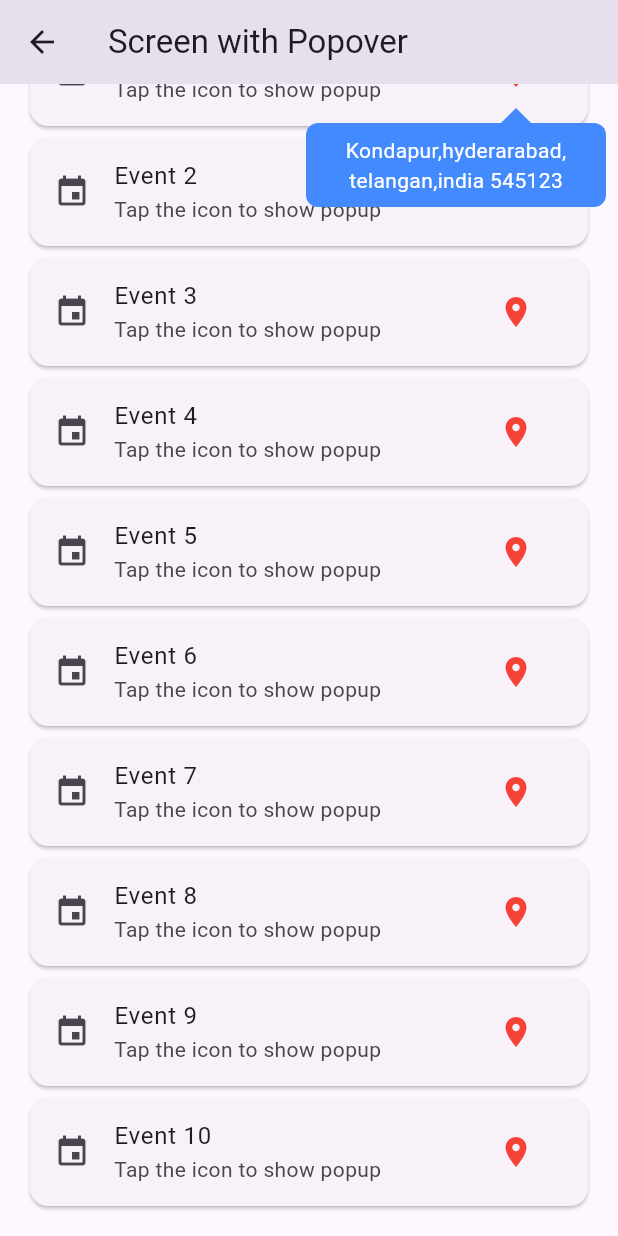
After one commit to Shridhar-student/improve, a Flutter app: the PopoverExample screen opened directly, scrolled down 64 dp, after a tap on the "location on" icon, on a phone screen of 412 x 824 dp. The commit adds this screen. Run offline on Flutter 3.47's test engine with Material 3 defaults, Android fonts, the phone set to English and light mode, and no system bars; our stand-ins replace popover.

Commit message:
feat: popOver,selectableText

```diff
--- /dev/null
+++ b/lib/widgets/popOver.dart
@@ -0,0 +1,93 @@
+import 'dart:async';
+
+import 'package:flutter/material.dart';
+import 'package:popover/popover.dart';
+
+class PopoverExample extends StatefulWidget {
+  const PopoverExample({super.key});
+
+  @override
+  State<PopoverExample> createState() => _PopoverExampleState();
+}
+
+class _PopoverExampleState extends State<PopoverExample> {
+  bool isOpened = false;
+  Timer? _closeTimer;
+  void _showTimedPopover(
+      BuildContext context, int closeAfterTimeInSec, bool? autoClose) {
+    _closeTimer?.cancel();
+    if (isOpened) {
+      Navigator.of(context, rootNavigator: true).pop();
+    }
+
+    setState(() {
+      isOpened = true;
+    });
+
+    showPopover(
+      backgroundColor: Colors.blueAccent,
+      context: context,
+      bodyBuilder: (context) => const Padding(
+        padding: EdgeInsets.all(8.0),
+        child: Column(
+          mainAxisSize: MainAxisSize.min,
+          children: [
+            Text(
+              'Kondapur,hyderarabad,',
+              style: TextStyle(color: Colors.white),
+            ),
+            Text(
+              'telangan,india 545123',
+              style: TextStyle(color: Colors.white),
+            ),
+          ],
+        ),
+      ),
+      direction: PopoverDirection.bottom,
+      barrierColor: Colors.transparent,
+      arrowHeight: 10,
+      arrowDyOffset: -8,
+      arrowWidth: 20,
+      onPop: () {
+        setState(() {
+          isOpened = false;
+        });
+        _closeTimer?.cancel();
+      },
+    );
+
+    if (autoClose == true) {
+      _closeTimer = Timer(Duration(seconds: closeAfterTimeInSec), () {
+        if (mounted && isOpened) {
+          Navigator.of(context, rootNavigator: true).maybePop();
+        }
+      });
+    }
+  }
+
+  @override
+  Widget build(BuildContext context) {
+    return Scaffold(
+      appBar: AppBar(title: const Text("Screen with Popover")),
+      body: ListView.builder(
+        padding: const EdgeInsets.all(16),
+        itemCount: 10,
+        itemBuilder: (context, index) => Card(
+          child: ListTile(
+            leading: const Icon(Icons.event),
+            title: Text("Event ${index + 1}"),
+            subtitle: const Text("Tap the icon to show popup"),
+            trailing: Builder(
+              builder: (tileContext) {
+                return IconButton(
+                  icon: const Icon(Icons.location_on, color: Colors.red),
+                  onPressed: () => _showTimedPopover(tileContext, 6, true),
+                );
+              },
+            ),
+          ),
+        ),
+      ),
+    );
+  }
+}
--- a/pubspec.yaml
+++ b/pubspec.yaml
@@ -35,6 +35,7 @@ dependencies:
   # The following adds the Cupertino Icons font to your application.
   # Use with the CupertinoIcons class for iOS style icons.
   cupertino_icons: ^1.0.6
+  popover: ^0.3.0+1
 
 dev_dependencies:
   flutter_test:
```
Also changed, not shown: lib/ui_list/ui_list.dart (+18 -3 lines), lib/widgets/selectableText.dart (added, +15 -0 lines).
